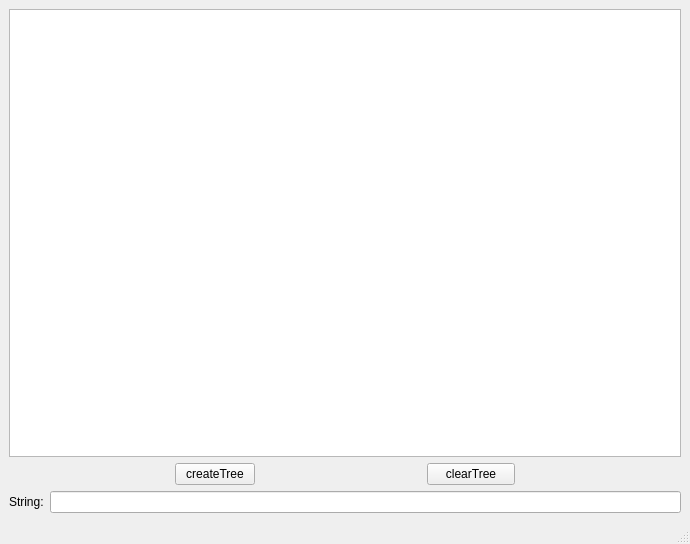
This is AISD_lab4/qt/mainwindow.ui in KvasBulbas/AISD_lab4 as Qt 5 draws it before an edit. The edited form follows.
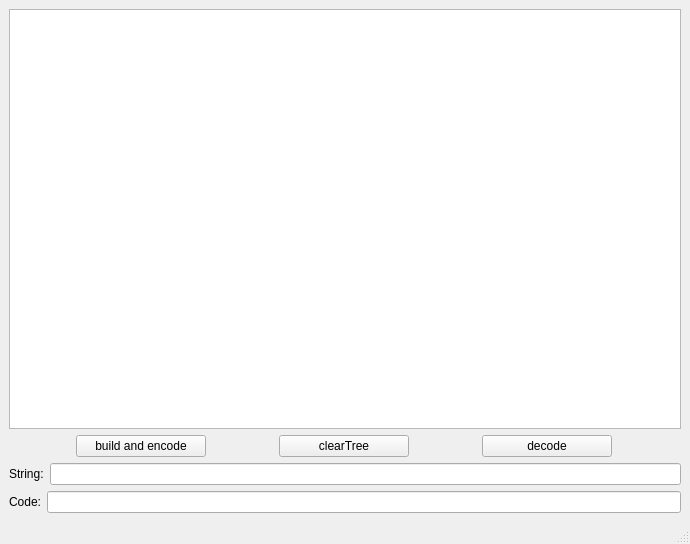
This is the edited form.

Commit message: Добавил кнопку decode

```diff
--- a/AISD_lab4/qt/mainwindow.ui
+++ b/AISD_lab4/qt/mainwindow.ui
@@ -14,11 +14,72 @@
    <string>MainWindow</string>
   </property>
   <widget class="QWidget" name="centralwidget">
-   <layout class="QGridLayout" name="gridLayout">
-    <item row="1" column="0">
-     <layout class="QVBoxLayout" name="verticalLayout"/>
+   <layout class="QVBoxLayout" name="verticalLayout">
+    <item>
+     <widget class="QGraphicsView" name="graphicsView"/>
     </item>
-    <item row="3" column="0">
+    <item>
+     <layout class="QGridLayout" name="gridLayout_2">
+      <item row="2" column="2">
+       <widget class="QPushButton" name="decodeButton">
+        <property name="minimumSize">
+         <size>
+          <width>130</width>
+          <height>0</height>
+         </size>
+        </property>
+        <property name="maximumSize">
+         <size>
+          <width>88</width>
+          <height>29</height>
+         </size>
+        </property>
+        <property name="text">
+         <string>decode</string>
+        </property>
+       </widget>
+      </item>
+      <item row="2" column="1">
+       <widget class="QPushButton" name="button_deleteNode">
+        <property name="minimumSize">
+         <size>
+          <width>130</width>
+          <height>0</height>
+         </size>
+        </property>
+        <property name="maximumSize">
+         <size>
+          <width>88</width>
+          <height>29</height>
+         </size>
+        </property>
+        <property name="text">
+         <string>clearTree</string>
+        </property>
+       </widget>
+      </item>
+      <item row="2" column="0">
+       <widget class="QPushButton" name="button_addNode">
+        <property name="minimumSize">
+         <size>
+          <width>130</width>
+          <height>0</height>
+         </size>
+        </property>
+        <property name="maximumSize">
+         <size>
+          <width>80</width>
+          <height>29</height>
+         </size>
+        </property>
+        <property name="text">
+         <string>build and encode</string>
+        </property>
+       </widget>
+      </item>
+     </layout>
+    </item>
+    <item>
      <layout class="QHBoxLayout" name="horizontalLayout">
       <item>
        <widget class="QLabel" name="label">
@@ -48,36 +109,17 @@
       </item>
      </layout>
     </item>
-    <item row="0" column="0">
-     <widget class="QGraphicsView" name="graphicsView"/>
-    </item>
-    <item row="2" column="0">
-     <layout class="QGridLayout" name="gridLayout_2">
-      <item row="2" column="0">
-       <widget class="QPushButton" name="button_addNode">
-        <property name="maximumSize">
-         <size>
-          <width>80</width>
-          <height>29</height>
-         </size>
-        </property>
+    <item>
+     <layout class="QHBoxLayout" name="horizontalLayout_2">
+      <item>
+       <widget class="QLabel" name="label_2">
         <property name="text">
-         <string>createTree</string>
+         <string>Code:</string>
         </property>
        </widget>
       </item>
-      <item row="2" column="1">
-       <widget class="QPushButton" name="button_deleteNode">
-        <property name="maximumSize">
-         <size>
-          <width>88</width>
-          <height>29</height>
-         </size>
-        </property>
-        <property name="text">
-         <string>clearTree</string>
-        </property>
-       </widget>
+      <item>
+       <widget class="QLineEdit" name="codeEdit"/>
       </item>
      </layout>
     </item>
```
Left out of the diff: 2 changed lines with no effect on the pictures. The commit also changes 4 other files.
